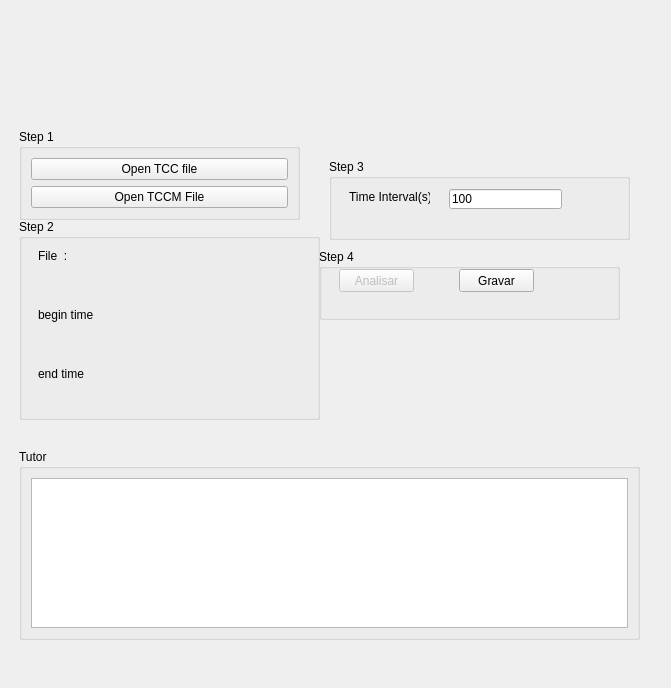
The window that telasegementacao.ui (EthoWatcher/ethowatcher) describes before a commit, drawn with Qt 5.
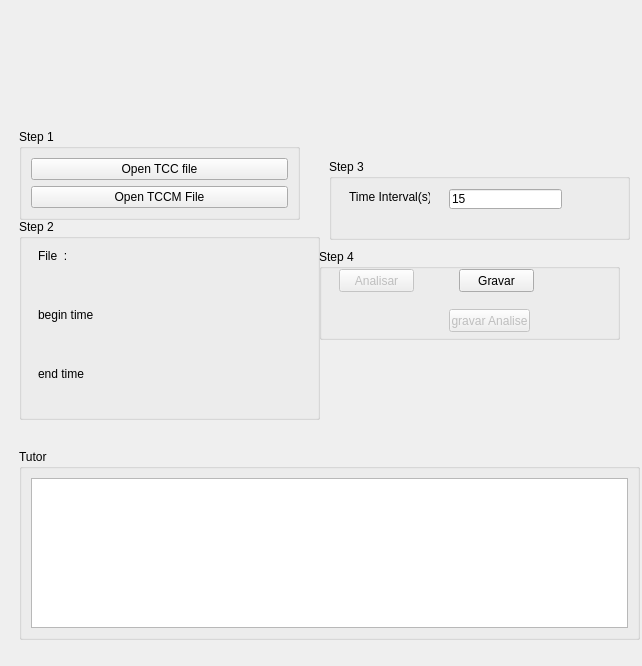
The same window after the commit. Icons and pictures are not drawn.

What changed in the file:
```diff
--- a/telasegementacao.ui
+++ b/telasegementacao.ui
@@ -6,8 +6,8 @@
    <rect>
     <x>0</x>
     <y>0</y>
-    <width>671</width>
-    <height>688</height>
+    <width>642</width>
+    <height>666</height>
    </rect>
   </property>
   <property name="windowTitle">
@@ -308,16 +308,6 @@
               </widget>
              </widget>
             </item>
-            <item>
-             <widget class="QPushButton" name="pbTotGravar">
-              <property name="enabled">
-               <bool>false</bool>
-              </property>
-              <property name="text">
-               <string>gravar Analise</string>
-              </property>
-             </widget>
-            </item>
            </layout>
           </widget>
          </widget>
@@ -352,7 +342,7 @@
        <x>310</x>
        <y>240</y>
        <width>301</width>
-       <height>71</height>
+       <height>91</height>
       </rect>
      </property>
      <property name="title">
@@ -387,6 +377,22 @@
        <string>Gravar</string>
       </property>
      </widget>
+     <widget class="QPushButton" name="pbTotGravar">
+      <property name="enabled">
+       <bool>false</bool>
+      </property>
+      <property name="geometry">
+       <rect>
+        <x>130</x>
+        <y>60</y>
+        <width>81</width>
+        <height>23</height>
+       </rect>
+      </property>
+      <property name="text">
+       <string>gravar Analise</string>
+      </property>
+     </widget>
     </widget>
     <widget class="QGroupBox" name="groupBox_5">
      <property name="geometry">
@@ -422,7 +428,7 @@
         </rect>
        </property>
        <property name="text">
-        <string>100</string>
+        <string>15</string>
        </property>
       </widget>
       <widget class="QLabel" name="label">
```
Left out of the diff: 4 changed lines with no effect on the pictures.
